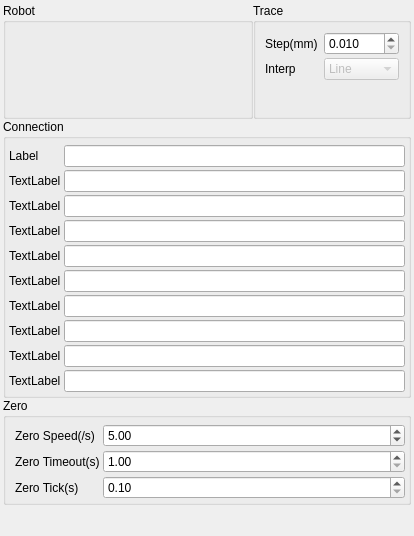
ww4u/megarobostudio, file source/wnd/ui/robocompref.ui: the form before one commit.
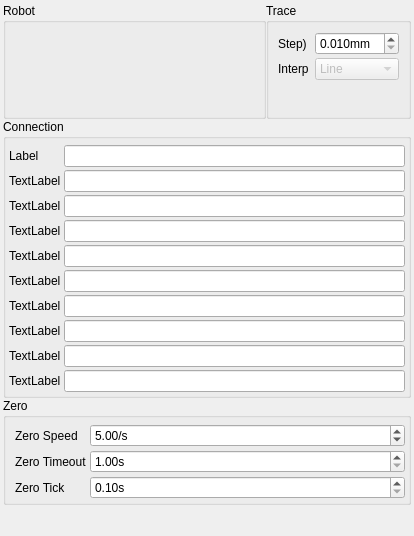
The form after the commit. Custom widgets are drawn as their Qt base class.

What changed in the file:
```diff
--- a/source/wnd/ui/robocompref.ui
+++ b/source/wnd/ui/robocompref.ui
@@ -79,7 +79,7 @@
         <item row="0" column="0">
          <widget class="QLabel" name="label_16">
           <property name="text">
-           <string>Step(mm)</string>
+           <string>Step)</string>
           </property>
          </widget>
         </item>
@@ -114,6 +114,9 @@
         </item>
         <item row="0" column="1">
          <widget class="QDoubleSpinBox" name="spinInterpStep">
+          <property name="suffix">
+           <string>mm</string>
+          </property>
           <property name="decimals">
            <number>3</number>
           </property>
@@ -294,12 +297,15 @@
       <item row="0" column="0">
        <widget class="QLabel" name="label">
         <property name="text">
-         <string>Zero Speed(/s)</string>
+         <string>Zero Speed</string>
         </property>
        </widget>
       </item>
       <item row="0" column="1">
        <widget class="QDoubleSpinBox" name="spinZeroSpeed">
+        <property name="suffix">
+         <string>/s</string>
+        </property>
         <property name="minimum">
          <double>0.000000000000000</double>
         </property>
@@ -314,19 +320,22 @@
       <item row="1" column="0">
        <widget class="QLabel" name="label_11">
         <property name="text">
-         <string>Zero Timeout(s)</string>
+         <string>Zero Timeout</string>
         </property>
        </widget>
       </item>
       <item row="2" column="0">
        <widget class="QLabel" name="label_18">
         <property name="text">
-         <string>Zero Tick(s)</string>
+         <string>Zero Tick</string>
         </property>
        </widget>
       </item>
       <item row="1" column="1">
        <widget class="QDoubleSpinBox" name="spinZeroTmo">
+        <property name="suffix">
+         <string>s</string>
+        </property>
         <property name="minimum">
          <double>1.000000000000000</double>
         </property>
@@ -337,6 +346,9 @@
       </item>
       <item row="2" column="1">
        <widget class="QDoubleSpinBox" name="spinZeroTick">
+        <property name="suffix">
+         <string>s</string>
+        </property>
         <property name="minimum">
          <double>0.100000000000000</double>
         </property>
```
